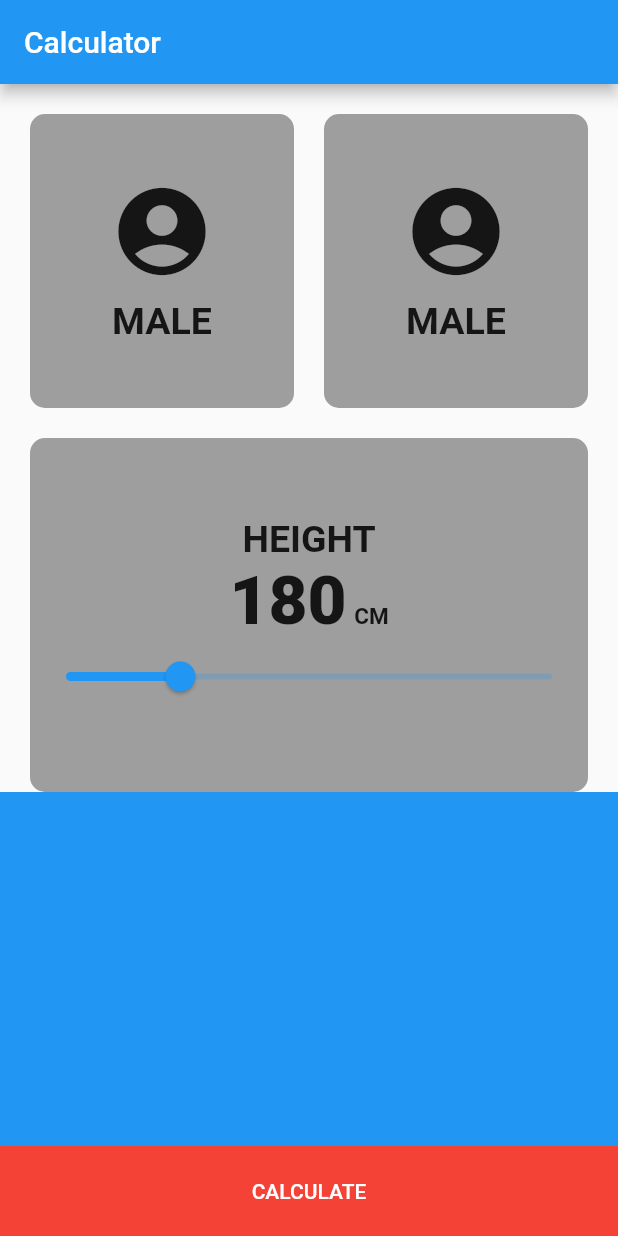
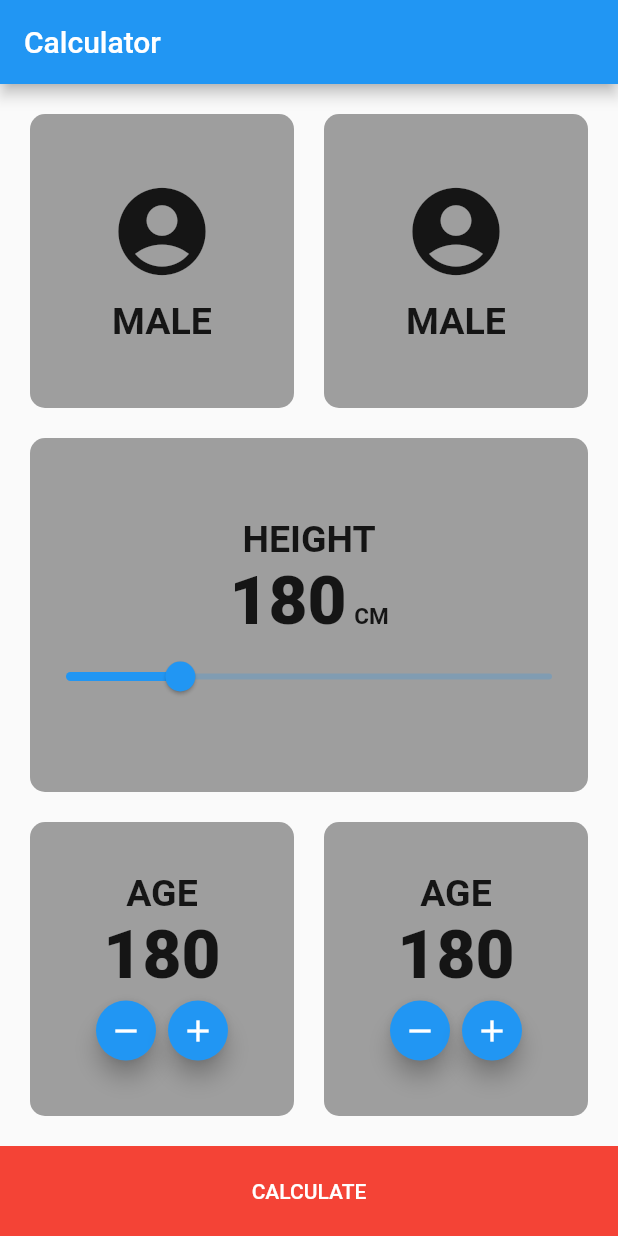
Before and after one commit to asmaahassnasr/flutter-calculator-app, a Flutter app: the screen it shows after launch, on a phone screen of 412 x 824 dp. Run offline on Flutter 3.47's test engine with Material 2 defaults, Android fonts, the phone set to English and light mode, and no system bars.

Commit message:
Creating sectio three of the screen using floating action buttons

```diff
--- a/lib/calc.dart
+++ b/lib/calc.dart
@@ -142,9 +142,107 @@ class _CalculatorScreenState extends State<CalculatorScreen> {
             ),
           ),
           Expanded(
-            child: Container(
-              width: double.infinity,
-              color: Colors.blue,
+            child: Padding(
+              padding: const EdgeInsets.all(20.0),
+              child: Row(
+                children: [
+                  Expanded(
+                    child: Container(
+                      child: Column(
+                        mainAxisAlignment: MainAxisAlignment.center,
+                        children: [
+                          Text(
+                            'AGE',
+                            style: TextStyle(
+                              fontSize: 25.0,
+                              fontWeight: FontWeight.bold,
+                            ),
+                          ),
+                          Text(
+                            '180',
+                            style: TextStyle(
+                              fontSize: 45.0,
+                              fontWeight: FontWeight.w900,
+                            ),
+                          ),
+                          Row(
+                            mainAxisAlignment: MainAxisAlignment.center,
+                            children: [
+                              FloatingActionButton(
+                                onPressed: (){},
+                                mini: true,
+                                child: Icon(
+                                  Icons.remove,
+                                ),
+                              ),
+                              FloatingActionButton(
+                                onPressed: (){},
+                                mini: true,
+                                child: Icon(
+                                  Icons.add,
+                                ),
+                              ),
+                            ],
+                          ),
+                        ],
+                      ),
+                      decoration: BoxDecoration(
+                          borderRadius: BorderRadius.circular(10.0),
+                          color: Colors.grey
+                      ),
+                    ),
+                  ),
+                  SizedBox(
+                    width: 20.0,
+                  ),
+                  Expanded(
+                    child: Container(
+                      child: Column(
+                        mainAxisAlignment: MainAxisAlignment.center,
+                        children: [
+                          Text(
+                            'AGE',
+                            style: TextStyle(
+                              fontSize: 25.0,
+                              fontWeight: FontWeight.bold,
+                            ),
+                          ),
+                          Text(
+                            '180',
+                            style: TextStyle(
+                              fontSize: 45.0,
+                              fontWeight: FontWeight.w900,
+                            ),
+                          ),
+                          Row(
+                            mainAxisAlignment: MainAxisAlignment.center,
+                            children: [
+                              FloatingActionButton(
+                                onPressed: (){},
+                                mini: true,
+                                child: Icon(
+                                  Icons.remove,
+                                ),
+                              ),
+                              FloatingActionButton(
+                                onPressed: (){},
+                                mini: true,
+                                child: Icon(
+                                  Icons.add,
+                                ),
+                              ),
+                            ],
+                          ),
+                        ],
+                      ),
+                      decoration: BoxDecoration(
+                          borderRadius: BorderRadius.circular(10.0),
+                          color: Colors.grey
+                      ),
+                    ),
+                  ),
+                ],
+              ),
             ),
           ),
           Container(
```
